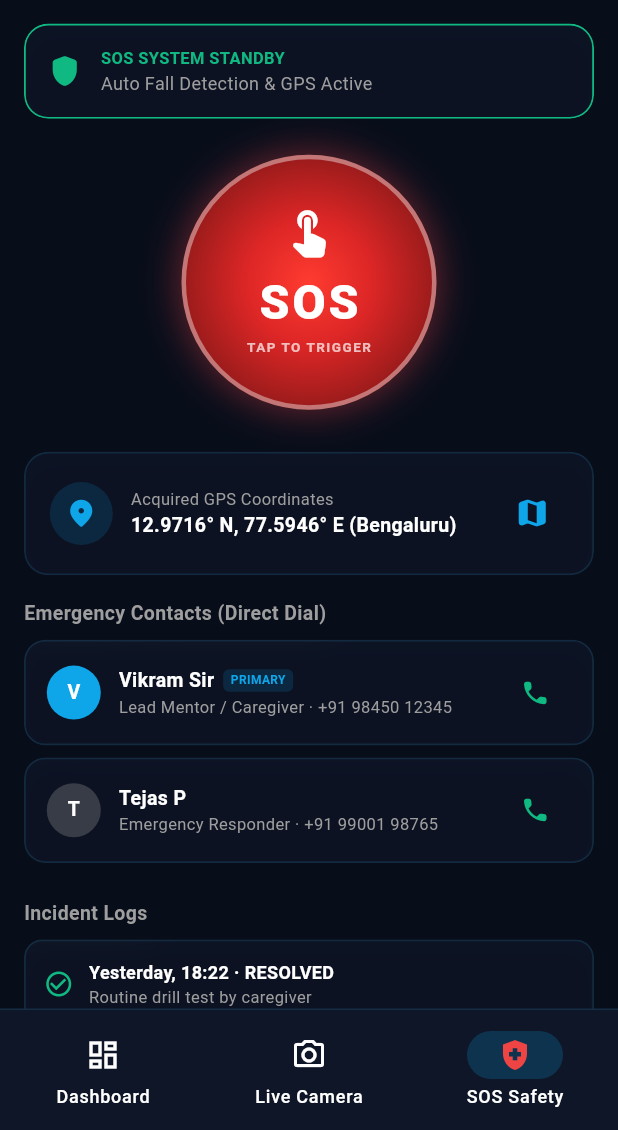
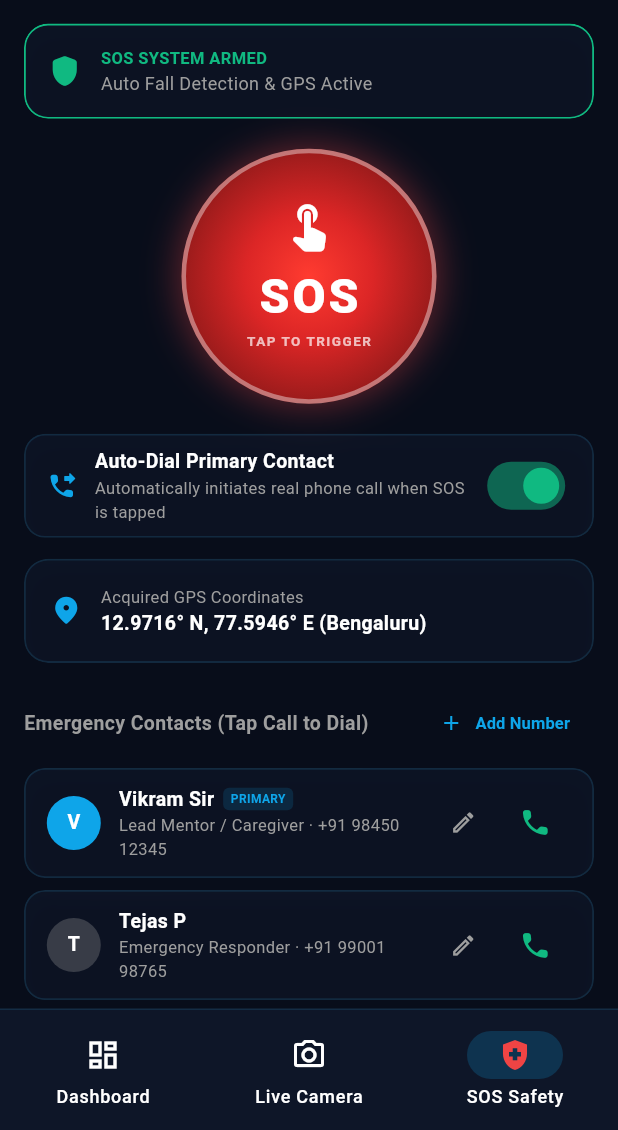
Before and after one commit to Thanyaravi/NAVIFY-Ecosystem, a Flutter app: the screen it shows after launch, item 3 of the bottom bar chosen, on a phone screen of 412 x 824 dp, the part 106-1236 px from its top. Run offline on Flutter 3.47's test engine with Material 3 defaults, Android fonts, the phone set to English and light mode, and no system bars; our stand-ins replace flutter_tts, geolocator, shared_preferences.

Commit message:
feat(sos): enable auto-dialing on SOS and customizable real emergency phone numbers

```diff
--- a/navify_flutter/lib/ui/features/sos/sos_center_view.dart
+++ b/navify_flutter/lib/ui/features/sos/sos_center_view.dart
@@ -3,9 +3,71 @@ import 'package:provider/provider.dart';
 import 'package:navify_app/ui/core/app_theme.dart';
 import 'package:navify_app/ui/core/glass_container.dart';
 import 'package:navify_app/ui/view_models/app_view_model.dart';
+import 'package:navify_app/data/models/sos_event_model.dart';
 
 class SOSCenterView extends StatelessWidget {
   const SOSCenterView({super.key});
+
+  void _showEditContactDialog(BuildContext context, AppViewModel vm, EmergencyContact? contact) {
+    final nameCtrl = TextEditingController(text: contact?.name ?? '');
+    final relationCtrl = TextEditingController(text: contact?.relation ?? '');
+    final phoneCtrl = TextEditingController(text: contact?.phone ?? '');
+    bool isPrimary = contact?.isPrimary ?? false;
+
+    showDialog(
+      context: context,
+      builder: (ctx) => StatefulBuilder(
+        builder: (ctx, setState) => AlertDialog(
+          backgroundColor: Theme.of(ctx).cardTheme.color,
+          title: Text(contact == null ? "Add Emergency Contact" : "Edit Contact & Phone Number", style: const TextStyle(fontSize: 16, fontWeight: FontWeight.bold)),
+          content: Column(
+            mainAxisSize: MainAxisSize.min,
+            children: [
+              TextField(
+                controller: nameCtrl,
+                decoration: const InputDecoration(labelText: "Full Name (e.g. Vikram Sir)"),
+              ),
+              TextField(
+                controller: relationCtrl,
+                decoration: const InputDecoration(labelText: "Relation (e.g. Mentor / Doctor)"),
+              ),
+              TextField(
+                controller: phoneCtrl,
+                keyboardType: TextInputType.phone,
+                decoration: const InputDecoration(labelText: "Real Phone Number (e.g. +91 98450...)"),
+              ),
+              const SizedBox(height: 12),
+              CheckboxListTile(
+                contentPadding: EdgeInsets.zero,
+                title: const Text("Set as Primary SOS Auto-Dial", style: TextStyle(fontSize: 12, fontWeight: FontWeight.w600)),
+                value: isPrimary,
+                onChanged: (val) => setState(() => isPrimary = val ?? false),
+              ),
+            ],
+          ),
+          actions: [
+            TextButton(
+              onPressed: () => Navigator.pop(ctx),
+              child: const Text("Cancel"),
+            ),
+            ElevatedButton(
+              onPressed: () {
+                if (phoneCtrl.text.trim().isNotEmpty) {
+                  if (contact != null) {
+                    vm.updateContact(contact.id, nameCtrl.text.trim(), relationCtrl.text.trim(), phoneCtrl.text.trim(), isPrimary);
+                  } else {
+                    vm.addContact(nameCtrl.text.trim(), relationCtrl.text.trim(), phoneCtrl.text.trim(), isPrimary);
+                  }
+                  Navigator.pop(ctx);
+                }
+              },
+              child: const Text("Save Number"),
+            ),
+          ],
+        ),
+      ),
+    );
+  }
 
   @override
   Widget build(BuildContext context) {
@@ -32,7 +94,7 @@ class SOSCenterView extends StatelessWidget {
                   crossAxisAlignment: CrossAxisAlignment.start,
                   children: [
                     Text(
-                      vm.sosActive ? "EMERGENCY BROADCAST ACTIVE" : "SOS SYSTEM STANDBY",
+                      vm.sosActive ? "EMERGENCY BROADCAST ACTIVE" : "SOS SYSTEM ARMED",
                       style: TextStyle(
                         fontSize: 11,
                         fontWeight: FontWeight.bold,
@@ -57,7 +119,7 @@ class SOSCenterView extends StatelessWidget {
           ),
         ),
 
-        const SizedBox(height: 24),
+        const SizedBox(height: 20),
 
         // Glowing Circular SOS Button
         Center(
@@ -77,12 +139,12 @@ class SOSCenterView extends StatelessWidget {
                 ),
                 boxShadow: [
                   BoxShadow(
-                    color: const Color(0xFFEF4444).withOpacity(vm.sosActive ? 0.7 : 0.4),
+                    color: const Color(0xFFEF4444).withValues(alpha: vm.sosActive ? 0.7 : 0.4),
                     blurRadius: vm.sosActive ? 36 : 20,
                     spreadRadius: vm.sosActive ? 8 : 2,
                   ),
                 ],
-                border: Border.all(color: Colors.white.withOpacity(0.4), width: 3),
+                border: Border.all(color: Colors.white.withValues(alpha: 0.4), width: 3),
               ),
               child: const Column(
                 mainAxisAlignment: MainAxisAlignment.center,
@@ -113,23 +175,44 @@ class SOSCenterView extends StatelessWidget {
           ),
         ),
 
-        const SizedBox(height: 28),
+        const SizedBox(height: 20),
+
+        // Auto-Call on SOS Toggle
+        GlassContainer(
+          borderRadius: 14,
+          padding: const EdgeInsets.symmetric(horizontal: 14, vertical: 8),
+          child: Row(
+            children: [
+              const Icon(Icons.phone_forwarded_rounded, color: AppColors.primaryCyan, size: 20),
+              const SizedBox(width: 12),
+              const Expanded(
+                child: Column(
+                  crossAxisAlignment: CrossAxisAlignment.start,
+                  children: [
+                    Text("Auto-Dial Primary Contact", style: TextStyle(fontSize: 13, fontWeight: FontWeight.bold)),
+                    Text("Automatically initiates real phone call when SOS is tapped", style: TextStyle(fontSize: 11, color: Colors.grey)),
+                  ],
+                ),
+              ),
+              Switch(
+                value: vm.autoCallOnSos,
+                activeColor: AppColors.emeraldMint,
+                onChanged: (_) => vm.toggleAutoCallOnSos(),
+              ),
+            ],
+          ),
+        ),
+
+        const SizedBox(height: 14),
 
         // GPS Location Card
         GlassContainer(
           borderRadius: 16,
-          child: Row(
+          child: const Row(
             children: [
-              Container(
-                padding: const EdgeInsets.all(10),
-                decoration: BoxDecoration(
-                  color: AppColors.primaryCyan.withOpacity(0.15),
-                  shape: BoxShape.circle,
-                ),
-                child: const Icon(Icons.location_on_rounded, color: AppColors.primaryCyan, size: 22),
-              ),
-              const SizedBox(width: 12),
-              const Expanded(
+              Icon(Icons.location_on_rounded, color: AppColors.primaryCyan, size: 22),
+              SizedBox(width: 12),
+              Expanded(
                 child: Column(
                   crossAxisAlignment: CrossAxisAlignment.start,
                   children: [
@@ -141,20 +224,27 @@ class SOSCenterView extends StatelessWidget {
                   ],
                 ),
               ),
-              IconButton(
-                icon: const Icon(Icons.map_rounded, color: AppColors.primaryCyan),
-                onPressed: () => vm.callContact(""),
-                tooltip: "Open Map",
-              ),
             ],
           ),
         ),
 
         const SizedBox(height: 16),
 
-        // Emergency Contacts with Direct Dial
-        const Text("Emergency Contacts (Direct Dial)", style: TextStyle(fontSize: 13, fontWeight: FontWeight.w700, color: Colors.grey)),
-        const SizedBox(height: 8),
+        // Emergency Contacts Header & Add Contact Button
+        Row(
+          mainAxisAlignment: MainAxisAlignment.spaceBetween,
+          children: [
+            const Text("Emergency Contacts (Tap Call to Dial)", style: TextStyle(fontSize: 13, fontWeight: FontWeight.w700, color: Colors.grey)),
+            TextButton.icon(
+              onPressed: () => _showEditContactDialog(context, vm, null),
+              icon: const Icon(Icons.add, size: 16),
+              label: const Text("Add Number", style: TextStyle(fontSize: 11, fontWeight: FontWeight.bold)),
+            ),
+          ],
+        ),
+        const SizedBox(height: 6),
+
+        // Contacts list
         ...vm.contacts.map((c) => Padding(
               padding: const EdgeInsets.only(bottom: 8),
               child: GlassContainer(
@@ -163,7 +253,7 @@ class SOSCenterView extends StatelessWidget {
                 child: Row(
                   children: [
                     CircleAvatar(
-                      backgroundColor: c.isPrimary ? AppColors.primaryCyan : Colors.grey.withOpacity(0.3),
+                      backgroundColor: c.isPrimary ? AppColors.primaryCyan : Colors.grey.withValues(alpha: 0.3),
                       radius: 18,
                       child: Text(
                         c.name.substring(0, 1),
@@ -183,7 +273,7 @@ class SOSCenterView extends StatelessWidget {
                                 Container(
                                   padding: const EdgeInsets.symmetric(horizontal: 5, vertical: 2),
                                   decoration: BoxDecoration(
-                                    color: AppColors.primaryCyan.withOpacity(0.15),
+                                    color: AppColors.primaryCyan.withValues(alpha: 0.15),
                                     borderRadius: BorderRadius.circular(4),
                                   ),
                                   child: const Text("PRIMARY", style: TextStyle(fontSize: 8, fontWeight: FontWeight.bold, color: AppColors.primaryCyan)),
@@ -196,8 +286,14 @@ class SOSCenterView extends StatelessWidget {
                       ),
                     ),
                     IconButton(
-                      icon: const Icon(Icons.phone_rounded, color: AppColors.emeraldMint, size: 20),
+                      icon: const Icon(Icons.edit_outlined, size: 18, color: Colors.grey),
+                      onPressed: () => _showEditContactDialog(context, vm, c),
+                      tooltip: "Edit real phone number",
+                    ),
+                    IconButton(
+                      icon: const Icon(Icons.phone_rounded, color: AppColors.emeraldMint, size: 22),
                       onPressed: () => vm.callContact(c.phone),
+                      tooltip: "Call now",
                     ),
                   ],
                 ),
```
Also changed, not shown: navify_flutter/lib/ui/view_models/app_view_model.dart (+64 -1 lines).
